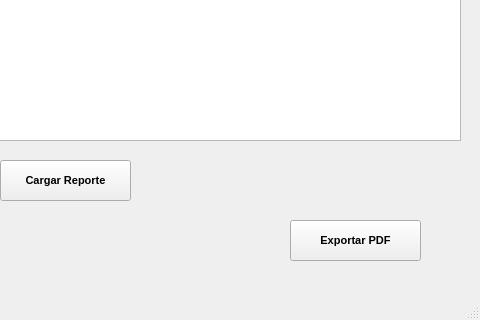
Above: estadistica3.ui from Mario-Chura/TO_Tabajo_Final_Grupo6_Tema2 before the change; both pictures show x 320 to 800 and y 280 to 600 of the 800 by 600 pixel window. Below: the same form after it.
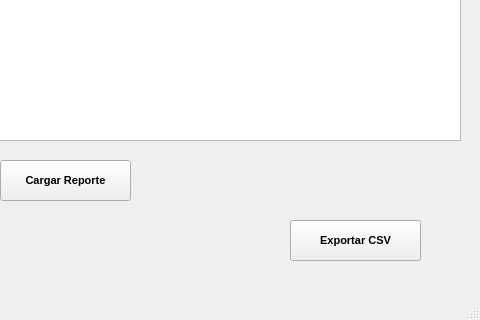
That is the form after the change.

Diff of the .ui file:
```diff
--- a/estadistica3.ui
+++ b/estadistica3.ui
@@ -49,7 +49,7 @@
      </font>
     </property>
     <property name="text">
-     <string>Exportar PDF</string>
+     <string>Exportar CSV</string>
     </property>
    </widget>
    <widget class="QLabel" name="titulo">
```
